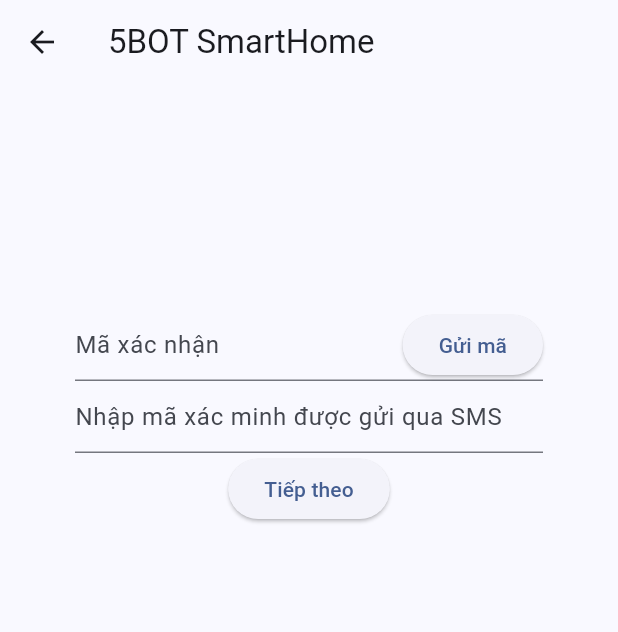
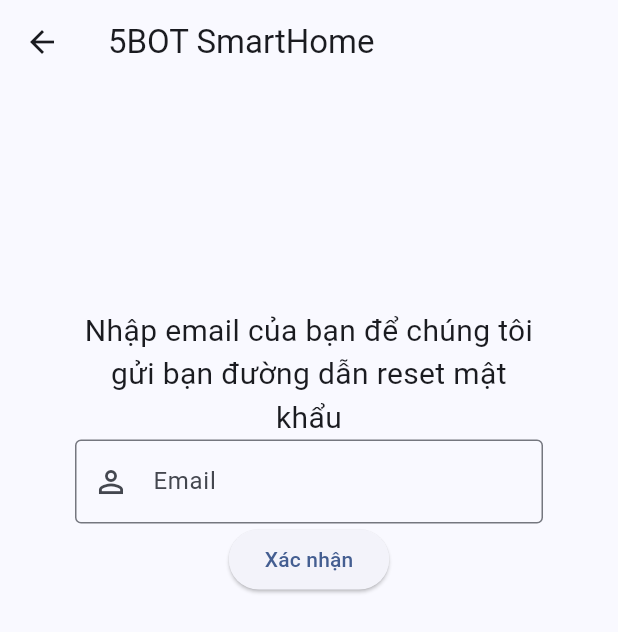
Before and after one commit to LongGiang016/DoanArduino, a Flutter app: the ChangePass screen opened directly, on a phone screen of 412 x 824 dp. Shown: the top 632 px of the screen. Run offline on Flutter 3.47's test engine with Material 3 defaults, Android fonts, the phone set to English and light mode, and no system bars; our stand-ins replace cloud_firestore, firebase_auth, firebase_core, firebase_database, get; missing offline and left inert: metaballs; accounts and stored records are empty; network calls fail.

Commit message:
phuong_95%

```diff
--- a/FlutterSmartHomeHC/lib/login/views/add_info_screen.dart
+++ b/FlutterSmartHomeHC/lib/login/views/add_info_screen.dart
@@ -4,9 +4,8 @@
 import 'package:flutter_application_1/models/users_model.dart';
 
 class AddInfoScreen extends StatefulWidget {
-  const AddInfoScreen({super.key, required this.email, required this.password});
+  const AddInfoScreen({super.key, required this.email});
   final String email;
-  final String password;
 
   @override
   State<AddInfoScreen> createState() => _AddInfoScreenState();
@@ -103,7 +102,6 @@
                   onPressed: () {
                     final user = UserModel(
                         email: widget.email,
-                        password: widget.password,
                         tenTaiKhoan: tenTaiKhoan.text.trim(),
                         maNha: int.parse(maNha.text.trim()),
                         gioiTinh: (GioiTinh.nam == true ? true : false),
--- a/FlutterSmartHomeHC/lib/login/views/change_pass_screen.dart
+++ b/FlutterSmartHomeHC/lib/login/views/change_pass_screen.dart
@@ -1,3 +1,4 @@
+import 'package:firebase_auth/firebase_auth.dart';
 import 'package:flutter/material.dart';
 
 class ChangePass extends StatefulWidget {
@@ -8,6 +9,36 @@
 }
 
 class _ChangePassState extends State<ChangePass> {
+  TextEditingController email = TextEditingController();
+  @override
+  void dispose() {
+    email.dispose();
+    super.dispose();
+  }
+
+  Future resetPassword() async {
+    try {
+      await FirebaseAuth.instance
+          .sendPasswordResetEmail(email: email.text.trim());
+      showDialog(
+          context: context,
+          builder: (context) {
+            return AlertDialog(
+              content: Text(
+                  "Link reset mật khẩu đã được gửi! Vui lòng kiếm tra email"),
+            );
+          });
+    } on FirebaseAuthException catch (e) {
+      showDialog(
+          context: context,
+          builder: (context) {
+            return AlertDialog(
+              content: Text(e.message.toString()),
+            );
+          });
+    }
+  }
+
   @override
   Widget build(BuildContext context) {
     return Scaffold(
@@ -16,28 +47,24 @@
         padding: const EdgeInsets.fromLTRB(50, 150, 50, 50),
         child: Column(
           children: [
-            Stack(
-              alignment: const Alignment(1.0, 0.0), // right & center
-              children: <Widget>[
-                const TextField(
-                  decoration: InputDecoration(hintText: "Mã xác nhận"),
-                ),
-                Positioned(
-                  child: ElevatedButton(
-                    style:
-                        ElevatedButton.styleFrom(shape: const StadiumBorder()),
-                    onPressed: () {},
-                    child: const Text("Gửi mã"),
-                  ),
-                ),
-              ],
+            Text(
+              "Nhập email của bạn để chúng tôi gửi bạn đường dẫn reset mật khẩu",
+              style: TextStyle(fontSize: 20),
+              textAlign: TextAlign.center,
             ),
-            const TextField(
-              decoration: InputDecoration(
-                hintText: 'Nhập mã xác minh được gửi qua SMS',
-              ),
+            TextFormField(
+              controller: email,
+              decoration: const InputDecoration(
+                  prefixIcon: Icon(Icons.person_outline_outlined),
+                  label: Text("Email"),
+                  hintText: 'Email',
+                  border: OutlineInputBorder()),
             ),
-            ElevatedButton(onPressed: () {}, child: const Text("Tiếp theo"))
+            ElevatedButton(
+                onPressed: () {
+                  resetPassword();
+                },
+                child: const Text("Xác nhận"))
           ],
         ),
       ),
--- a/FlutterSmartHomeHC/lib/login/views/signup_screen.dart
+++ b/FlutterSmartHomeHC/lib/login/views/signup_screen.dart
@@ -141,7 +141,6 @@
                           MaterialPageRoute(
                               builder: (BuildContext context) => AddInfoScreen(
                                     email: email.text,
-                                    password: password.text,
                                   )));
                     }
                   },
--- a/FlutterSmartHomeHC/lib/models/users_model.dart
+++ b/FlutterSmartHomeHC/lib/models/users_model.dart
@@ -1,7 +1,6 @@
 class UserModel {
   final String? id;
   final String? email;
-  final String? password;
   final String? tenTaiKhoan;
   final bool? gioiTinh;
   final int? maNha;
@@ -9,7 +8,6 @@
   const UserModel(
       {this.id,
       required this.email,
-      required this.password,
       required this.gioiTinh,
       required this.maNha,
       required this.tenTaiKhoan,
@@ -18,7 +16,6 @@
   toJson() {
     return {
       "Email": email,
-      "Password": password,
       "TenTaiKhoan": tenTaiKhoan,
       "GioiTinh": gioiTinh,
       "MaNha": maNha,
--- a/FlutterSmartHomeHC/lib/trangchu/views/trangchu/Rowbanner.dart
+++ b/FlutterSmartHomeHC/lib/trangchu/views/trangchu/Rowbanner.dart
@@ -16,7 +16,7 @@
             Text(
               "Welcome " + user.email!,
               style: TextStyle(
-                fontSize: 20,
+                fontSize: 15,
                 fontWeight: FontWeight.bold,
               ),
               softWrap: true,
--- a/FlutterSmartHomeHC/lib/tranggiaitri/entertaiment_screen.dart
+++ b/FlutterSmartHomeHC/lib/tranggiaitri/entertaiment_screen.dart
@@ -87,7 +87,7 @@
                                   if (is_checked) {
                                     FirebaseDatabase.instance
                                         .ref()
-                                        .child('/SmartHome/ThietBi/0/trangthai')
+                                        .child('/SmartHome/ThietBi/0')
                                         .update({
                                       'trangthai': 2,
                                     });
```
Also changed, not shown: FlutterSmartHomeHC/lib/Khac/listViewItems.dart (+13 -94 lines), FlutterSmartHomeHC/lib/trangchu/Load_trang_chinh.dart (+24 -1 lines).
